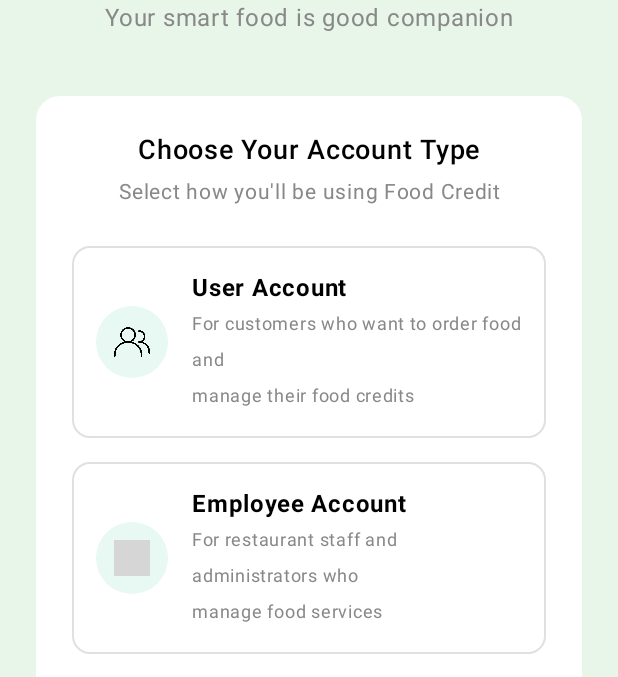
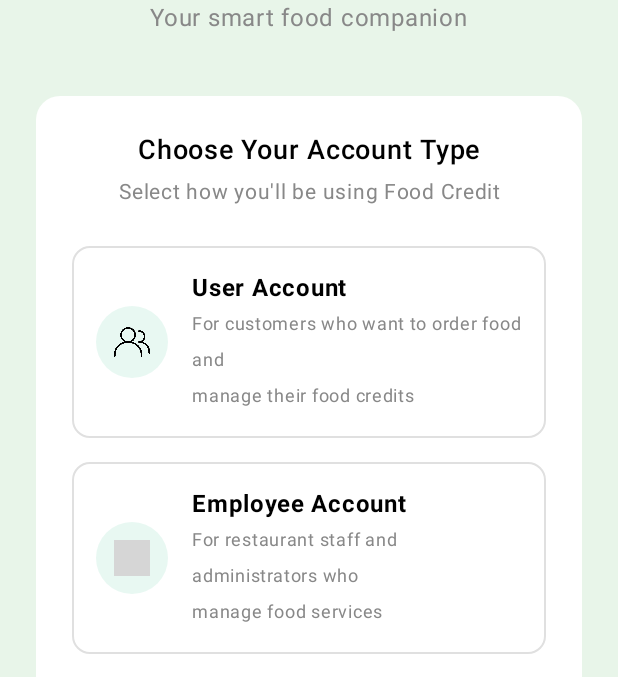
Before and after one commit to NoobofCoding/Food_Credit_1.5, an Android app built with Jetpack Compose: the screen it shows after launch (MainActivity), on a phone screen of 412 x 824 dp, the part 254-931 px from its top. Run offline under Robolectric (Android 15) with nearby library versions, the phone set to English and light mode, and no system bars; grey boxes are pictures that could not be loaded.

Commit message:
check done working good

```diff
--- a/app/src/main/java/com/example/foodcredit15/ui/screens/AccountTypeScreen.kt
+++ b/app/src/main/java/com/example/foodcredit15/ui/screens/AccountTypeScreen.kt
@@ -48,7 +48,7 @@
             color = Color.Black
         )
         Text(
-            text = "Your smart food is good companion",
+            text = "Your smart food companion",
             fontSize = 16.sp,
             color = Color.Gray
         )
```
